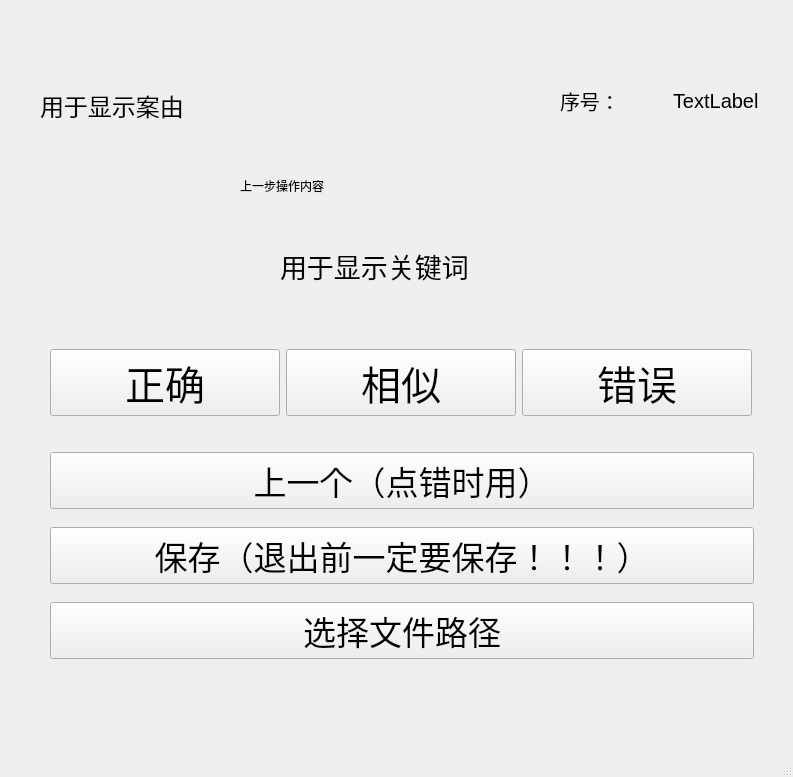
The window that DataTaggingTool/form.ui (Wenenen/DataTaggingTool) describes before a commit, drawn with Qt 5.
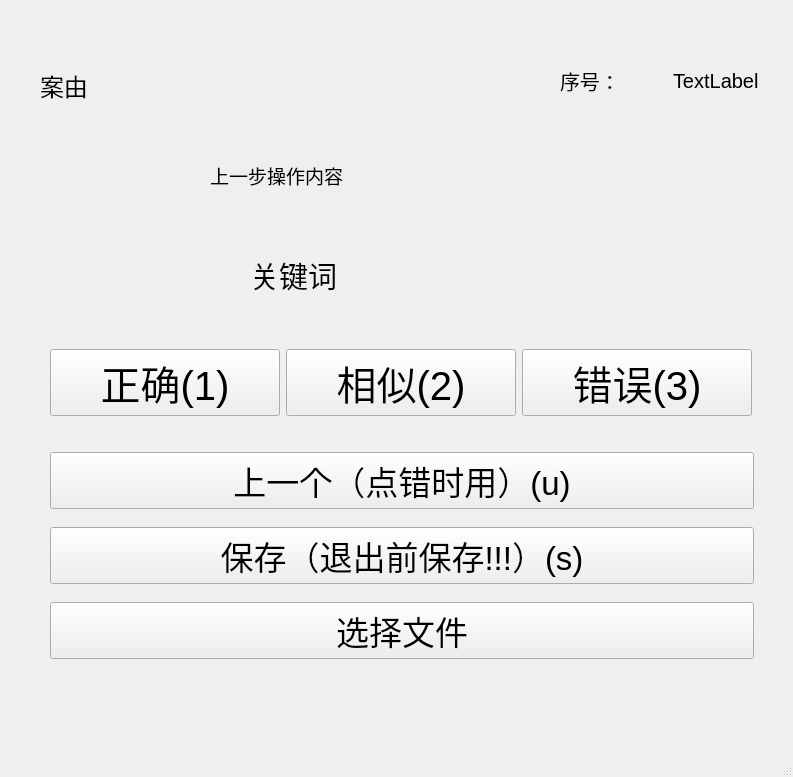
The same window after the commit.

```diff
--- a/DataTaggingTool/form.ui
+++ b/DataTaggingTool/form.ui
@@ -32,7 +32,7 @@
         </font>
        </property>
        <property name="text">
-        <string>上一个（点错时用）</string>
+        <string>上一个（点错时用）(u)</string>
        </property>
       </widget>
      </item>
@@ -44,7 +44,7 @@
         </font>
        </property>
        <property name="text">
-        <string>保存（退出前一定要保存！！！）</string>
+        <string>保存（退出前保存!!!）(s)</string>
        </property>
       </widget>
      </item>
@@ -56,7 +56,7 @@
         </font>
        </property>
        <property name="text">
-        <string>选择文件路径</string>
+        <string>选择文件</string>
        </property>
       </widget>
      </item>
@@ -66,7 +66,7 @@
     <property name="geometry">
      <rect>
       <x>40</x>
-      <y>70</y>
+      <y>50</y>
       <width>491</width>
       <height>71</height>
      </rect>
@@ -77,32 +77,32 @@
      </font>
     </property>
     <property name="text">
-     <string>用于显示案由</string>
+     <string>案由</string>
     </property>
    </widget>
    <widget class="QLabel" name="keyword">
     <property name="geometry">
      <rect>
-      <x>280</x>
-      <y>240</y>
-      <width>241</width>
+      <x>250</x>
+      <y>250</y>
+      <width>281</width>
       <height>51</height>
      </rect>
     </property>
     <property name="font">
      <font>
-      <pointsize>20</pointsize>
+      <pointsize>22</pointsize>
      </font>
     </property>
     <property name="text">
-     <string>用于显示关键词</string>
+     <string>关键词</string>
     </property>
    </widget>
    <widget class="QWidget" name="horizontalLayoutWidget_2">
     <property name="geometry">
      <rect>
       <x>560</x>
-      <y>70</y>
+      <y>50</y>
       <width>220</width>
       <height>61</height>
      </rect>
@@ -158,7 +158,7 @@
         </font>
        </property>
        <property name="text">
-        <string>正确</string>
+        <string>正确(1)</string>
        </property>
        <property name="iconSize">
         <size>
@@ -176,7 +176,7 @@
         </font>
        </property>
        <property name="text">
-        <string>相似</string>
+        <string>相似(2)</string>
        </property>
       </widget>
      </item>
@@ -188,7 +188,7 @@
         </font>
        </property>
        <property name="text">
-        <string>错误</string>
+        <string>错误(3)</string>
        </property>
       </widget>
      </item>
@@ -197,12 +197,17 @@
    <widget class="QLabel" name="backLabel">
     <property name="geometry">
      <rect>
-      <x>240</x>
-      <y>160</y>
-      <width>311</width>
-      <height>51</height>
+      <x>210</x>
+      <y>140</y>
+      <width>491</width>
+      <height>71</height>
      </rect>
     </property>
+    <property name="font">
+     <font>
+      <pointsize>14</pointsize>
+     </font>
+    </property>
     <property name="text">
      <string>上一步操作内容</string>
     </property>
```
Left out of the diff: 2 changed lines with no effect on the pictures.
